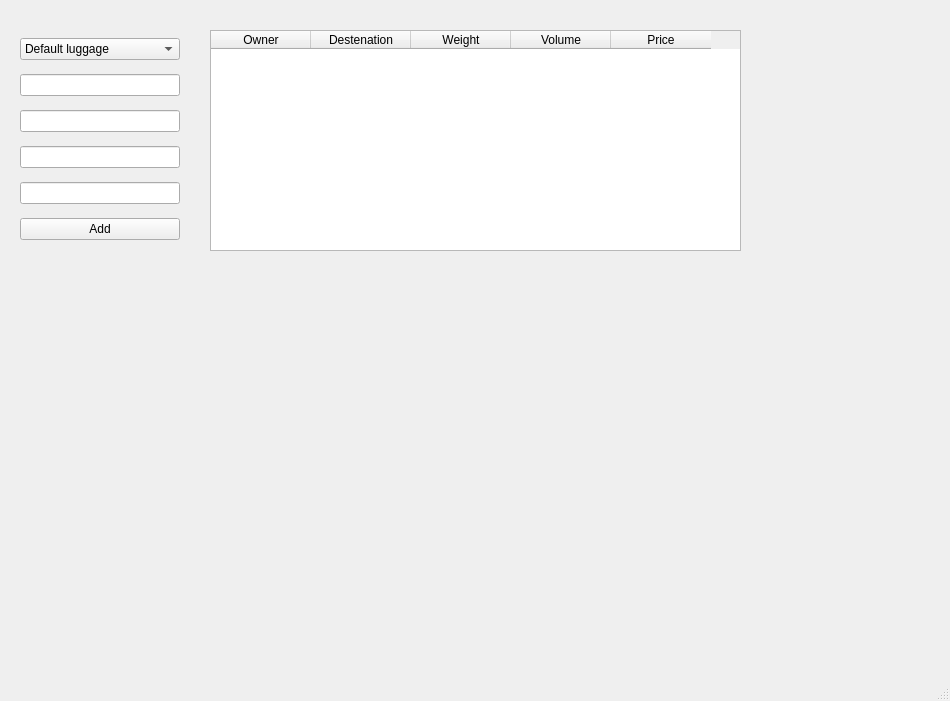
Above: mainwindow.ui from EverlaststingRolich/KURS before the change. Below: the same form after it.
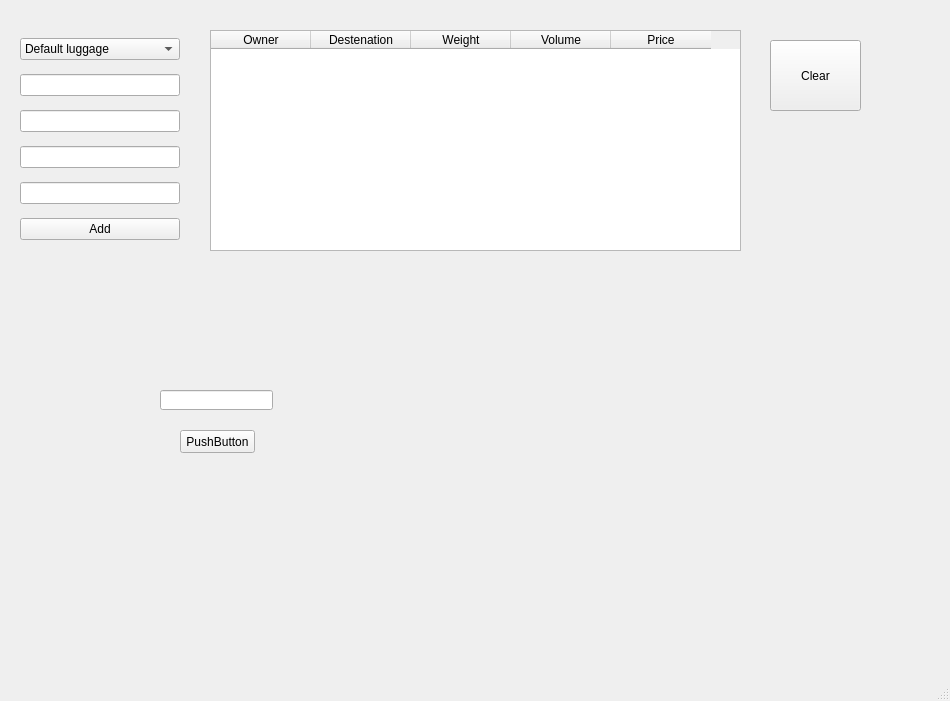
That is the form after the change.

What changed in the file:
```diff
--- a/mainwindow.ui
+++ b/mainwindow.ui
@@ -94,6 +94,45 @@
      </item>
     </layout>
    </widget>
+   <widget class="QPushButton" name="pushButton">
+    <property name="geometry">
+     <rect>
+      <x>180</x>
+      <y>430</y>
+      <width>75</width>
+      <height>23</height>
+     </rect>
+    </property>
+    <property name="text">
+     <string>PushButton</string>
+    </property>
+   </widget>
+   <widget class="QLineEdit" name="test">
+    <property name="geometry">
+     <rect>
+      <x>160</x>
+      <y>390</y>
+      <width>113</width>
+      <height>20</height>
+     </rect>
+    </property>
+   </widget>
+   <widget class="QPushButton" name="clear">
+    <property name="geometry">
+     <rect>
+      <x>770</x>
+      <y>40</y>
+      <width>91</width>
+      <height>71</height>
+     </rect>
+    </property>
+    <property name="styleSheet">
+     <string notr="true">font: 75 10pt &quot;MS Shell Dlg 2&quot;;</string>
+    </property>
+    <property name="text">
+     <string>Clear</string>
+    </property>
+   </widget>
   </widget>
   <widget class="QMenuBar" name="menubar">
    <property name="geometry">
```
